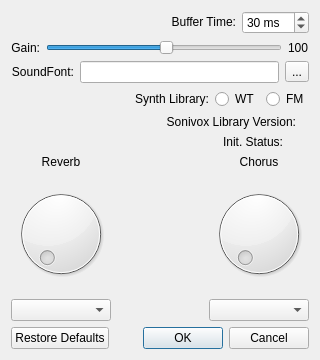
Before: the Qt Designer form library/widgets/sonivoxsettingsdialog.ui in pedrolcl/drumstick, drawn with Qt 5.
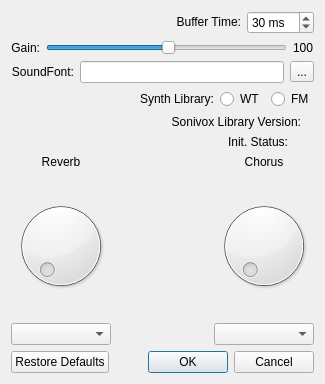
After: the same form once the commit is applied. Icons and pictures are not drawn.

Commit message: Widgets - SonivoxSettings: fix compatibility with older Qt6

The edit to the form file:
```diff
--- a/library/widgets/sonivoxsettingsdialog.ui
+++ b/library/widgets/sonivoxsettingsdialog.ui
@@ -6,8 +6,8 @@
    <rect>
     <x>0</x>
     <y>0</y>
-    <width>320</width>
-    <height>360</height>
+    <width>325</width>
+    <height>384</height>
    </rect>
   </property>
   <property name="minimumSize">
```
Left out of the diff: 40 changed lines with no effect on the pictures. The commit also changes 1 other file.
